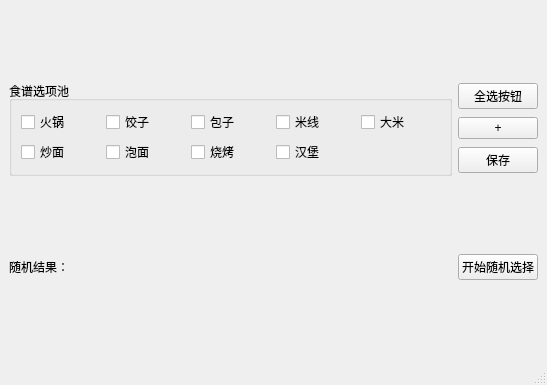
Above: random_recipe.ui from zhenda-hub/random_recipe before the change. Below: the same form after it.
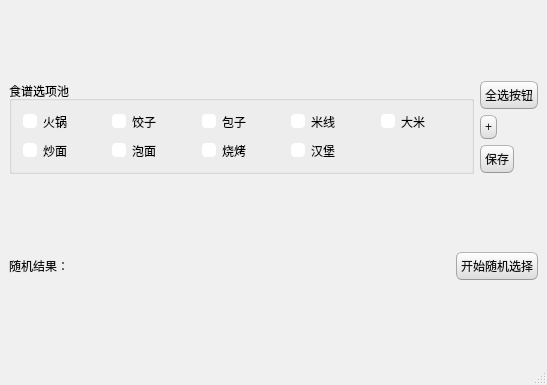
That is the form after the change.

Commit message: 添加样式

Diff of the .ui file:
```diff
--- a/random_recipe.ui
+++ b/random_recipe.ui
@@ -14,8 +14,494 @@
    <string>三餐随机小工具</string>
   </property>
   <property name="styleSheet">
-   <string notr="true">QLabel{
-	rgb(255, 0, 0);
+   <string notr="true">QMainWindow {
+	background-color:#f0f0f0;
+}
+QCheckBox {
+	padding:2px;
+}
+QCheckBox:hover {
+	border:1px solid rgb(255,150,60);
+	border-radius:4px;
+	padding: 1px;
+	background-color:qlineargradient(spread:pad, x1:0.5, y1:1, x2:0.5, y2:0, stop:0 rgba(190, 90, 50, 50), stop:1 rgba(250, 130, 40, 50));
+}
+QCheckBox::indicator:checked {
+	border:1px solid rgb(246, 134, 86);
+	border-radius:4px;
+  	background-color:rgb(246, 134, 86)
+}
+QCheckBox::indicator:unchecked {
+	border-width:1px solid rgb(246, 134, 86);
+	border-radius:4px;
+  	background-color:rgb(255,255,255);
+}
+QColorDialog {
+	background-color:#f0f0f0;
+}
+QComboBox {
+	color:rgb(81,72,65);
+	background: #ffffff;
+}
+QComboBox:editable {
+	selection-color:rgb(81,72,65);
+	selection-background-color: #ffffff;
+}
+QComboBox QAbstractItemView {
+	selection-color: #ffffff;
+	selection-background-color: rgb(246, 134, 86);
+}
+QComboBox:!editable:on, QComboBox::drop-down:editable:on {
+	color:  #1e1d23;	
+}
+QDateTimeEdit, QDateEdit, QDoubleSpinBox, QFontComboBox {
+	color:rgb(81,72,65);
+	background-color: #ffffff;
+}
+
+QDialog {
+	background-color:#f0f0f0;
+}
+
+QLabel,QLineEdit {
+	color:rgb(17,17,17);
+}
+QLineEdit {
+	background-color:rgb(255,255,255);
+	selection-background-color:rgb(236,116,64);
+}
+QMenuBar {
+	color:rgb(223,219,210);
+	background-color:rgb(65,64,59);
+}
+QMenuBar::item {
+	padding-top:4px;
+	padding-left:4px;
+	padding-right:4px;
+	color:rgb(223,219,210);
+	background-color:rgb(65,64,59);
+}
+QMenuBar::item:selected {
+	color:rgb(255,255,255);
+	padding-top:2px;
+	padding-left:2px;
+	padding-right:2px;
+	border-top-width:2px;
+	border-left-width:2px;
+	border-right-width:2px;
+	border-top-right-radius:4px;
+	border-top-left-radius:4px;
+	border-style:solid;
+	background-color:rgb(65,64,59);
+	border-top-color: rgb(47,47,44);
+	border-right-color: qlineargradient(spread:pad, x1:0, y1:1, x2:1, y2:0, stop:0 rgba(90, 87, 78, 255), stop:1 rgba(47,47,44, 255));
+	border-left-color:  qlineargradient(spread:pad, x1:1, y1:0, x2:0, y2:0, stop:0 rgba(90, 87, 78, 255), stop:1 rgba(47,47,44, 255));
+}
+QMenu {
+	color:rgb(223,219,210);
+	background-color:rgb(65,64,59);
+}
+QMenu::item {
+	color:rgb(223,219,210);
+	padding:4px 10px 4px 20px;
+}
+QMenu::item:selected {
+	color:rgb(255,255,255);
+	background-color: qlineargradient(spread:pad, x1:0.5, y1:1, x2:0.5, y2:0, stop:0 rgba(225, 108, 54, 255), stop:1 rgba(246, 134, 86, 255));
+	border-style:solid;
+	border-width:3px;
+	padding:4px 7px 4px 17px;
+	border-bottom-color:qlineargradient(spread:pad, x1:0.5, y1:1, x2:0.5, y2:0, stop:0 rgba(175,85,48,255), stop:1 rgba(236,114,67, 255));
+	border-top-color:qlineargradient(spread:pad, x1:0.5, y1:1, x2:0.5, y2:0, stop:0 rgba(253,156,113,255), stop:1 rgba(205,90,46, 255));
+	border-right-color:qlineargradient(spread:pad, x1:0, y1:0.5, x2:1, y2:0.5, stop:0 rgba(253,156,113,255), stop:1 rgba(205,90,46, 255));
+	border-left-color:qlineargradient(spread:pad, x1:1, y1:0.5, x2:0, y2:0.5, stop:0 rgba(253,156,113,255), stop:1 rgba(205,90,46, 255));
+}
+QPlainTextEdit {
+	border: 1px solid transparent;
+	color:rgb(17,17,17);
+	selection-background-color:rgb(236,116,64);
+    background-color: #FFFFFF;
+}
+QProgressBar {
+	text-align: center;
+	color: rgb(0, 0, 0);
+	border: 1px inset rgb(150,150,150); 
+	border-radius: 10px;
+	background-color:rgb(221,221,219);
+}
+QProgressBar::chunk:horizontal {
+	background-color: qlineargradient(spread:pad, x1:0.5, y1:1, x2:0.5, y2:0, stop:0 rgba(225, 108, 54, 255), stop:1 rgba(246, 134, 86, 255));
+	border:1px solid;
+	border-radius:8px;
+	border-bottom-color:qlineargradient(spread:pad, x1:0.5, y1:1, x2:0.5, y2:0, stop:0 rgba(175,85,48,255), stop:1 rgba(236,114,67, 255));
+	border-top-color:qlineargradient(spread:pad, x1:0.5, y1:1, x2:0.5, y2:0, stop:0 rgba(253,156,113,255), stop:1 rgba(205,90,46, 255));
+	border-right-color:qlineargradient(spread:pad, x1:0, y1:0.5, x2:1, y2:0.5, stop:0 rgba(253,156,113,255), stop:1 rgba(205,90,46, 255));
+	border-left-color:qlineargradient(spread:pad, x1:1, y1:0.5, x2:0, y2:0.5, stop:0 rgba(253,156,113,255), stop:1 rgba(205,90,46, 255));
+}
+QPushButton{
+	color:rgb(17,17,17);
+	border-width: 1px;
+	border-radius: 6px;
+	border-bottom-color: rgb(150,150,150);
+	border-right-color: rgb(165,165,165);
+	border-left-color: rgb(165,165,165);
+	border-top-color: rgb(180,180,180);
+	border-style: solid;
+	padding: 4px;
+	background-color: qlineargradient(spread:pad, x1:0.5, y1:1, x2:0.5, y2:0, stop:0 rgba(220, 220, 220, 255), stop:1 rgba(255, 255, 255, 255));
+}
+QPushButton:hover{
+	color:rgb(17,17,17);
+	border-width: 1px;
+	border-radius:6px;
+	border-top-color: rgb(255,150,60);
+	border-right-color: qlineargradient(spread:pad, x1:0, y1:1, x2:1, y2:0, stop:0 rgba(200, 70, 20, 255), stop:1 rgba(255,150,60, 255));
+	border-left-color:  qlineargradient(spread:pad, x1:1, y1:0, x2:0, y2:0, stop:0 rgba(200, 70, 20, 255), stop:1 rgba(255,150,60, 255));
+	border-bottom-color: rgb(200,70,20);
+	border-style: solid;
+	padding: 2px;
+	background-color: qlineargradient(spread:pad, x1:0.5, y1:1, x2:0.5, y2:0, stop:0 rgba(220, 220, 220, 255), stop:1 rgba(255, 255, 255, 255));
+}
+QPushButton:default{
+	color:rgb(17,17,17);
+	border-width: 1px;
+	border-radius:6px;
+	border-top-color: rgb(255,150,60);
+	border-right-color: qlineargradient(spread:pad, x1:0, y1:1, x2:1, y2:0, stop:0 rgba(200, 70, 20, 255), stop:1 rgba(255,150,60, 255));
+	border-left-color:  qlineargradient(spread:pad, x1:1, y1:0, x2:0, y2:0, stop:0 rgba(200, 70, 20, 255), stop:1 rgba(255,150,60, 255));
+	border-bottom-color: rgb(200,70,20);
+	border-style: solid;
+	padding: 2px;
+	background-color: qlineargradient(spread:pad, x1:0.5, y1:1, x2:0.5, y2:0, stop:0 rgba(220, 220, 220, 255), stop:1 rgba(255, 255, 255, 255));
+}
+QPushButton:pressed{
+	color:rgb(17,17,17);
+	border-width: 1px;
+	border-radius: 6px;
+	border-width: 1px;
+	border-top-color: rgba(255,150,60,200);
+	border-right-color: qlineargradient(spread:pad, x1:0, y1:1, x2:1, y2:0, stop:0 rgba(200, 70, 20, 255), stop:1 rgba(255,150,60, 200));
+	border-left-color:  qlineargradient(spread:pad, x1:1, y1:0, x2:0, y2:0, stop:0 rgba(200, 70, 20, 255), stop:1 rgba(255,150,60, 200));
+	border-bottom-color: rgba(200,70,20,200);
+	border-style: solid;
+	padding: 2px;
+	background-color: qlineargradient(spread:pad, x1:0.5, y1:0, x2:0.5, y2:1, stop:0 rgba(220, 220, 220, 255), stop:1 rgba(255, 255, 255, 255));
+}
+QPushButton:disabled{
+	color:rgb(174,167,159);
+	border-width: 1px;
+	border-radius: 6px;
+	background-color: qlineargradient(spread:pad, x1:0.5, y1:1, x2:0.5, y2:0, stop:0 rgba(200, 200, 200, 255), stop:1 rgba(230, 230, 230, 255));
+}
+QRadioButton {
+	padding: 1px;
+}
+QRadioButton::indicator:checked {
+	height: 10px;
+	width: 10px;
+	border-style:solid;
+	border-radius:5px;
+	border-width: 1px;
+	border-color: rgba(246, 134, 86, 255);
+	color: #a9b7c6;
+	background-color:rgba(246, 134, 86, 255);
+}
+QRadioButton::indicator:!checked {
+	height: 10px;
+	width: 10px;
+	border-style:solid;
+	border-radius:5px;
+	border-width: 1px;
+	border-color: rgb(246, 134, 86);
+	color: #a9b7c6;
+	background-color: transparent;
+}
+QScrollArea {
+	color: white;
+	background-color:#f0f0f0;
+}
+QSlider::groove {
+	border-style: solid;
+	border-width: 1px;
+	border-color: rgb(207,207,207);
+}
+QSlider::groove:horizontal {
+	height: 5px;
+	background: rgb(246, 134, 86);
+}
+QSlider::groove:vertical {
+	width: 5px;
+	background: rgb(246, 134, 86);
+}
+QSlider::handle:horizontal {
+	background: rgb(253,253,253);
+	border-style: solid;
+	border-width: 1px;
+	border-color: rgb(207,207,207);
+	width: 12px;
+	margin: -5px 0;
+	border-radius: 7px;
+}
+QSlider::handle:vertical {
+	background: rgb(253,253,253);
+	border-style: solid;
+	border-width: 1px;
+	border-color: rgb(207,207,207);
+	height: 12px;
+	margin: 0 -5px;
+	border-radius: 7px;
+}
+QSlider::add-page:horizontal, QSlider::add-page:vertical {
+ 	background: white;
+}
+QSlider::sub-page:horizontal, QSlider::sub-page:vertical {
+	background: rgb(246, 134, 86);
+}
+QStatusBar, QSpinBox {
+	color:rgb(81,72,65);
+}
+QSpinBox {
+	background-color: #ffffff;
+}
+QScrollBar:horizontal {
+	max-height: 20px;
+	border: 1px transparent;
+	margin: 0px 20px 0px 20px;
+}
+QScrollBar::handle:horizontal {
+	background: rgb(253,253,253);
+	border: 1px solid rgb(207,207,207);
+	border-radius: 7px;
+	min-width: 25px;
+}
+QScrollBar::handle:horizontal:hover {
+	background: rgb(253,253,253);
+	border: 1px solid rgb(255,150,60);
+	border-radius: 7px;
+	min-width: 25px;
+}
+QScrollBar::add-line:horizontal {
+  	border: 1px solid rgb(207,207,207);
+  	border-top-right-radius: 7px;
+  	border-top-left-radius: 7px;
+  	border-bottom-right-radius: 7px;
+  	background: rgb(255, 255, 255);
+  	width: 20px;
+  	subcontrol-position: right;
+  	subcontrol-origin: margin;
+}
+QScrollBar::add-line:horizontal:hover {
+  	border: 1px solid rgb(255,150,60);
+  	border-top-right-radius: 7px;
+  	border-top-left-radius: 7px;
+  	border-bottom-right-radius: 7px;
+  	background: rgb(255, 255, 255);
+  	width: 20px;
+  	subcontrol-position: right;
+  	subcontrol-origin: margin;
+}
+QScrollBar::add-line:horizontal:pressed {
+  	border: 1px solid grey;
+  	border-top-left-radius: 7px;
+  	border-top-right-radius: 7px;
+  	border-bottom-right-radius: 7px;
+  	background: rgb(231,231,231);
+  	width: 20px;
+  	subcontrol-position: right;
+  	subcontrol-origin: margin;
+}
+QScrollBar::sub-line:horizontal {
+  	border: 1px solid rgb(207,207,207);
+  	border-top-right-radius: 7px;
+  	border-top-left-radius: 7px;
+  	border-bottom-left-radius: 7px;
+  	background: rgb(255, 255, 255);
+  	width: 20px;
+  	subcontrol-position: left;
+  	subcontrol-origin: margin;
+}
+QScrollBar::sub-line:horizontal:hover {
+  	border: 1px solid rgb(255,150,60);
+  	border-top-right-radius: 7px;
+  	border-top-left-radius: 7px;
+  	border-bottom-left-radius: 7px;
+  	background: rgb(255, 255, 255);
+  	width: 20px;
+  	subcontrol-position: left;
+  	subcontrol-origin: margin;
+}
+QScrollBar::sub-line:horizontal:pressed {
+  	border: 1px solid grey;
+  	border-top-right-radius: 7px;
+  	border-top-left-radius: 7px;
+  	border-bottom-left-radius: 7px;
+  	background: rgb(231,231,231);
+  	width: 20px;
+  	subcontrol-position: left;
+  	subcontrol-origin: margin;
+}
+QScrollBar::left-arrow:horizontal {
+  	border: 1px transparent grey;
+  	border-top-left-radius: 3px;
+  	border-bottom-left-radius: 3px;
+  	width: 6px;
+  	height: 6px;
+  	background: rgb(230,230,230);
+}
+QScrollBar::right-arrow:horizontal {
+	border: 1px transparent grey;
+	border-top-right-radius: 3px;
+	border-bottom-right-radius: 3px;
+  	width: 6px;
+  	height: 6px;
+ 	background: rgb(230,230,230);
+}
+QScrollBar::add-page:horizontal, QScrollBar::sub-page:horizontal {
+ 	background: none;
+} 
+QScrollBar:vertical {
+	max-width: 20px;
+	border: 1px transparent grey;
+	margin: 20px 0px 20px 0px;
+}
+QScrollBar::add-line:vertical {
+	border: 1px solid;
+	border-color: rgb(207,207,207);
+	border-bottom-right-radius: 7px;
+	border-bottom-left-radius: 7px;
+	border-top-left-radius: 7px;
+	background: rgb(255, 255, 255);
+  	height: 20px;
+  	subcontrol-position: bottom;
+  	subcontrol-origin: margin;
+}
+QScrollBar::add-line:vertical:hover {
+  	border: 1px solid;
+  	border-color: rgb(255,150,60);
+  	border-bottom-right-radius: 7px;
+  	border-bottom-left-radius: 7px;
+  	border-top-left-radius: 7px;
+  	background: rgb(255, 255, 255);
+  	height: 20px;
+  	subcontrol-position: bottom;
+  	subcontrol-origin: margin;
+}
+QScrollBar::add-line:vertical:pressed {
+  	border: 1px solid grey;
+  	border-bottom-left-radius: 7px;
+  	border-bottom-right-radius: 7px;
+  	border-top-left-radius: 7px;
+  	background: rgb(231,231,231);
+  	height: 20px;
+  	subcontrol-position: bottom;
+  	subcontrol-origin: margin;
+}
+QScrollBar::sub-line:vertical {
+  	border: 1px solid rgb(207,207,207);
+  	border-top-right-radius: 7px;
+  	border-top-left-radius: 7px;
+  	border-bottom-left-radius: 7px;
+  	background: rgb(255, 255, 255);
+  	height: 20px;
+  	subcontrol-position: top;
+  	subcontrol-origin: margin;
+}
+QScrollBar::sub-line:vertical:hover {
+  	border: 1px solid rgb(255,150,60);
+  	border-top-right-radius: 7px;
+  	border-top-left-radius: 7px;
+  	border-bottom-left-radius: 7px;
+	background: rgb(255, 255, 255);
+  	height: 20px;
+  	subcontrol-position: top;
+  	subcontrol-origin: margin;
+}
+QScrollBar::sub-line:vertical:pressed {
+  	border: 1px solid grey;
+  	border-top-left-radius: 7px;
+  	border-top-right-radius: 7px;
+  	background: rgb(231,231,231);
+ 	height: 20px;
+  	subcontrol-position: top;
+  	subcontrol-origin: margin;
+}
+QScrollBar::handle:vertical {
+	background: rgb(253,253,253);
+	border: 1px solid rgb(207,207,207);
+	border-radius: 7px;
+	min-height: 25px;
+}
+QScrollBar::handle:vertical:hover {
+	background: rgb(253,253,253);
+	border: 1px solid rgb(255,150,60);
+	border-radius: 7px;
+	min-height: 25px;
+}
+QScrollBar::up-arrow:vertical {
+	border: 1px transparent grey;
+  	border-top-left-radius: 3px;
+	border-top-right-radius: 3px;
+  	width: 6px;
+  	height: 6px;
+  	background: rgb(230,230,230);
+}
+QScrollBar::down-arrow:vertical {
+  	border: 1px transparent grey;
+  	border-bottom-left-radius: 3px;
+  	border-bottom-right-radius: 3px;
+  	width: 6px;
+  	height: 6px;
+  	background: rgb(230,230,230);
+}
+QScrollBar::add-page:vertical, QScrollBar::sub-page:vertical {
+  	background: none;
+}
+QTabWidget {
+	color:rgb(0,0,0);
+	background-color:rgb(247,246,246);
+}
+QTabWidget::pane {
+	border-color: rgb(180,180,180);
+	background-color:rgb(247,246,246);
+	border-style: solid;
+	border-width: 1px;
+  	border-radius: 6px;
+}
+QTabBar::tab {
+	padding-left:4px;
+	padding-right:4px;
+	padding-bottom:2px;
+	padding-top:2px;
+	color:rgb(81,72,65);
+  	background-color: qlineargradient(spread:pad, x1:0.5, y1:1, x2:0.5, y2:0, stop:0 rgba(221,218,217,255), stop:1 rgba(240,239,238,255));
+	border-style: solid;
+	border-width: 1px;
+  	border-top-right-radius:4px;
+	border-top-left-radius:4px;
+	border-top-color: rgb(180,180,180);
+	border-left-color: rgb(180,180,180);
+	border-right-color: rgb(180,180,180);
+	border-bottom-color: transparent;
+}
+QTabBar::tab:selected, QTabBar::tab:last:selected, QTabBar::tab:hover {
+  	background-color:rgb(247,246,246);
+  	margin-left: 0px;
+  	margin-right: 1px;
+}
+QTabBar::tab:!selected {
+	margin-top: 1px;
+	margin-right: 1px;
+}
+QTextEdit {
+	border-width: 1px;
+	border-style: solid;
+	border-color:transparent;
+	color:rgb(17,17,17);
+	selection-background-color:rgb(236,116,64);
+}
+QTimeEdit, QToolBox, QToolBox::tab, QToolBox::tab:selected {
+	color:rgb(81,72,65);
+	background-color: #ffffff;
 }</string>
   </property>
   <widget class="QWidget" name="centralwidget">
```
The commit also changes 2 other files.
